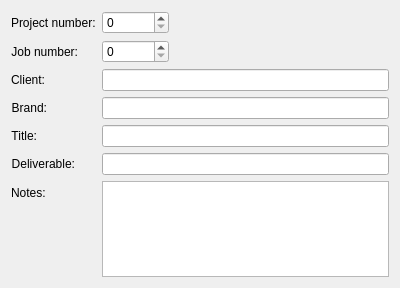
mjbonnington/icarus-gps, file core/ui/settings_job_ui.ui: the form before one commit.
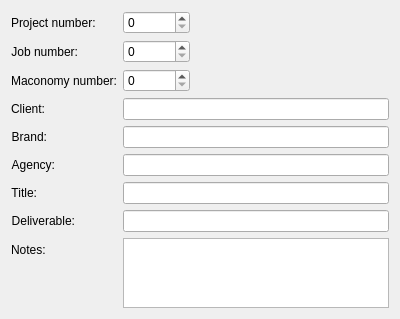
The form after the commit.

What changed in the file:
```diff
--- a/core/ui/settings_job_ui.ui
+++ b/core/ui/settings_job_ui.ui
@@ -69,7 +69,7 @@
      </property>
     </widget>
    </item>
-   <item row="2" column="0">
+   <item row="3" column="0">
     <widget class="QLabel" name="client_label">
      <property name="text">
       <string>Client:</string>
@@ -79,14 +79,14 @@
      </property>
     </widget>
    </item>
-   <item row="2" column="1">
+   <item row="3" column="1">
     <widget class="QLineEdit" name="client_lineEdit">
      <property name="xmlTag" stdset="0">
       <string>client</string>
      </property>
     </widget>
    </item>
-   <item row="3" column="0">
+   <item row="4" column="0">
     <widget class="QLabel" name="brand_label">
      <property name="text">
       <string>Brand:</string>
@@ -96,14 +96,14 @@
      </property>
     </widget>
    </item>
-   <item row="3" column="1">
+   <item row="4" column="1">
     <widget class="QLineEdit" name="brand_lineEdit">
      <property name="xmlTag" stdset="0">
       <string>brand</string>
      </property>
     </widget>
    </item>
-   <item row="4" column="0">
+   <item row="6" column="0">
     <widget class="QLabel" name="title_label">
      <property name="text">
       <string>Title:</string>
@@ -113,14 +113,14 @@
      </property>
     </widget>
    </item>
-   <item row="4" column="1">
+   <item row="6" column="1">
     <widget class="QLineEdit" name="title_lineEdit">
      <property name="xmlTag" stdset="0">
       <string>title</string>
      </property>
     </widget>
    </item>
-   <item row="5" column="0">
+   <item row="7" column="0">
     <widget class="QLabel" name="deliverable_label">
      <property name="text">
       <string>Deliverable:</string>
@@ -130,27 +130,70 @@
      </property>
     </widget>
    </item>
-   <item row="5" column="1">
+   <item row="7" column="1">
     <widget class="QLineEdit" name="deliverable_lineEdit">
      <property name="xmlTag" stdset="0">
       <string>deliverable</string>
      </property>
     </widget>
    </item>
-   <item row="6" column="0">
+   <item row="8" column="0">
     <widget class="QLabel" name="notes_label">
      <property name="text">
       <string>Notes:</string>
      </property>
     </widget>
    </item>
-   <item row="6" column="1">
+   <item row="8" column="1">
     <widget class="QPlainTextEdit" name="notes_plainTextEdit">
      <property name="xmlTag" stdset="0">
       <string>notes</string>
      </property>
     </widget>
    </item>
+   <item row="2" column="0">
+    <widget class="QLabel" name="billingnum_label">
+     <property name="text">
+      <string>Maconomy number:</string>
+     </property>
+     <property name="alignment">
+      <set>Qt::AlignRight|Qt::AlignTrailing|Qt::AlignVCenter</set>
+     </property>
+    </widget>
+   </item>
+   <item row="2" column="1">
+    <widget class="QSpinBox" name="billingnum_spinBox">
+     <property name="minimum">
+      <number>0</number>
+     </property>
+     <property name="maximum">
+      <number>999999999</number>
+     </property>
+     <property name="value">
+      <number>0</number>
+     </property>
+     <property name="xmlTag" stdset="0">
+      <string>billingnum</string>
+     </property>
+    </widget>
+   </item>
+   <item row="5" column="0">
+    <widget class="QLabel" name="agency_label">
+     <property name="text">
+      <string>Agency:</string>
+     </property>
+     <property name="alignment">
+      <set>Qt::AlignRight|Qt::AlignTrailing|Qt::AlignVCenter</set>
+     </property>
+    </widget>
+   </item>
+   <item row="5" column="1">
+    <widget class="QLineEdit" name="agency_lineEdit">
+     <property name="xmlTag" stdset="0">
+      <string>agency</string>
+     </property>
+    </widget>
+   </item>
   </layout>
  </widget>
  <tabstops>
```
